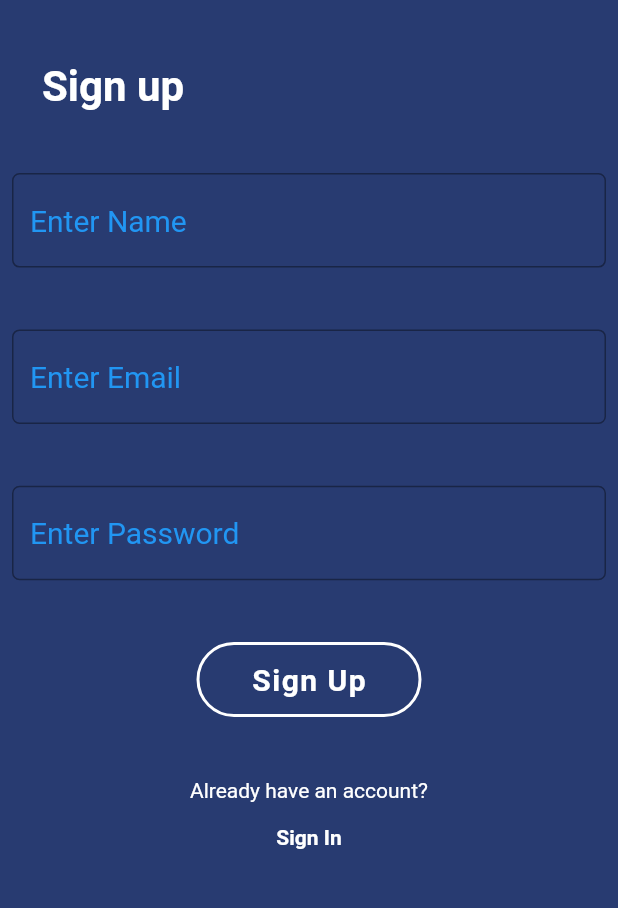
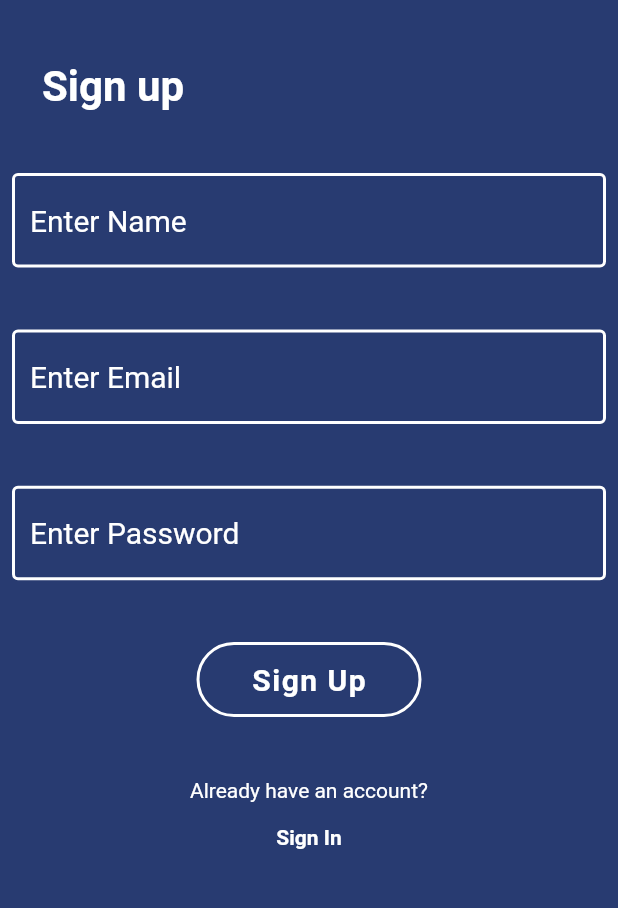
Before and after one commit to prabhjot-arora31/zealyug, a Flutter app: the Signup screen opened directly, on a phone screen of 412 x 824 dp, the part 321-1229 px from its top. Run offline on Flutter 3.47's test engine with Material 2 defaults, Android fonts, the phone set to English and light mode, and no system bars; drawn by our look-alikes of snippet_coder_utils; network calls fail.

Commit message:
Creating new sign up file as per figma UI Design and making changes in the build.gradle files

```diff
--- a/lib/main.dart
+++ b/lib/main.dart
@@ -1,5 +1,6 @@
 import 'package:flutter/material.dart';
 import 'package:zealyug/otp_page/otp.dart';
+import 'package:zealyug/signup/new_sign_up.dart';
 import 'package:zealyug/signup/sign_up_test.dart';
 import 'package:zealyug/signup/signup_real.dart';
 
@@ -21,7 +22,7 @@ class _MyAppState extends State<MyApp> {
   Widget build(BuildContext context) {
     return const MaterialApp(
       debugShowCheckedModeBanner: false,
-      home: Signup(),
+      home: newSignUp(),
     );
   }
 }
--- a/lib/signup/signup.dart
+++ b/lib/signup/signup.dart
@@ -21,7 +21,7 @@ class SignUp extends StatelessWidget {
                 decoration: BoxDecoration(
                     color: Colors.white,
                     boxShadow: [
-                      const BoxShadow(
+                      BoxShadow(
                           color: Color.fromRGBO(3, 1, 2, 1),
                           offset: Offset(15, 15),
                           blurRadius: 7),
@@ -34,7 +34,7 @@ class SignUp extends StatelessWidget {
                   child: Column(
                     // mainAxisAlignment: MainAxisAlignment.spaceEvenly,
                     children: [
-                      const Text(
+                      Text(
                         "Sign Up",
                         style: TextStyle(
                           letterSpacing: 2,
--- a/lib/signup/signup_real.dart
+++ b/lib/signup/signup_real.dart
@@ -53,6 +53,7 @@ class _SignupState extends State<Signup> {
     return SafeArea(
       child: Scaffold(
         backgroundColor: HexColor("#283B71"),
+        // backgroundColor: Colors.white,
         body: ProgressHUD(
           inAsyncCall: isAPICallprocess,
           opacity: 0.3,
@@ -92,6 +93,10 @@ class _SignupState extends State<Signup> {
                       decoration: BoxDecoration(
                         color: Colors.white,
                       ),
+                      // child: Text(
+                      //   "Logo Image",
+                      //   style: TextStyle(color: Colors.black),
+                      // )
                       child: Image.asset(
                         "assets/images/zealyug_logo_update.jpg",
                         fit: BoxFit.contain,
@@ -118,12 +123,16 @@ class _SignupState extends State<Signup> {
                     ),
                     TextField(
                       controller: _nameController,
-                      style: TextStyle(color: Colors.blue),
+                      // style: TextStyle(color: Colors.blue),
+                      style: TextStyle(color: Colors.white),
                       decoration: InputDecoration(
                         hintText: "Enter Name",
                         hintStyle: TextStyle(
-                          color: Colors.blue,
+                          color: Colors.white,
                           fontSize: 20,
+                        ),
+                        enabledBorder: OutlineInputBorder(
+                          borderSide: BorderSide(color: Colors.white, width: 2),
                         ),
                         border: OutlineInputBorder(
                           borderRadius: BorderRadius.circular(5),
@@ -161,12 +170,16 @@ class _SignupState extends State<Signup> {
                     ),
                     TextField(
                       controller: _emailController,
-                      style: TextStyle(color: Colors.blue),
+                      // style: TextStyle(color: Colors.blue),
+                      style: TextStyle(color: Colors.white),
                       decoration: InputDecoration(
                         hintText: "Enter Email",
                         hintStyle: TextStyle(
-                          color: Colors.blue,
+                          color: Colors.white,
                           fontSize: 20,
+                        ),
+                        enabledBorder: OutlineInputBorder(
+                          borderSide: BorderSide(color: Colors.white, width: 2),
                         ),
                         border: OutlineInputBorder(
                           borderRadius: BorderRadius.circular(5),
@@ -193,15 +206,19 @@ class _SignupState extends State<Signup> {
                     ),
                     TextField(
                       controller: _passwordController,
-                      style: TextStyle(color: Colors.blue),
+                      style: TextStyle(color: Colors.white),
                       decoration: InputDecoration(
                         hintText: "Enter Password",
                         hintStyle: TextStyle(
-                          color: Colors.blue,
+                          color: Colors.white,
                           fontSize: 20,
+                        ),
+                        enabledBorder: OutlineInputBorder(
+                          borderSide: BorderSide(color: Colors.white, width: 2),
                         ),
                         border: OutlineInputBorder(
                           borderRadius: BorderRadius.circular(5),
+
                           // borderSide: BorderSide.merge(
                           //   BorderSide(),
                           //   BorderSide(),
@@ -242,7 +259,6 @@ class _SignupState extends State<Signup> {
                       // body: JsonCodec(
                       //   Uri.parse(api),
                       // ),
-                      ;
                       print(res.toString());
                     },
                         btnColor: HexColor("#283B71"),
```
Also changed, not shown: lib/login/login.dart (+5 -4 lines), lib/signup/new_sign_up.dart (added, +44 -0 lines), 1 other file.
